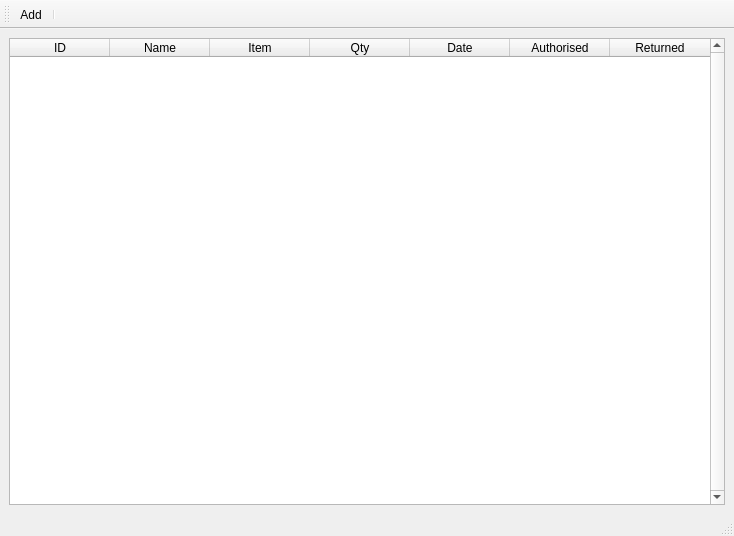
First picture: the form in mainwindow.ui, repository an-owl/storeman, before the edit.
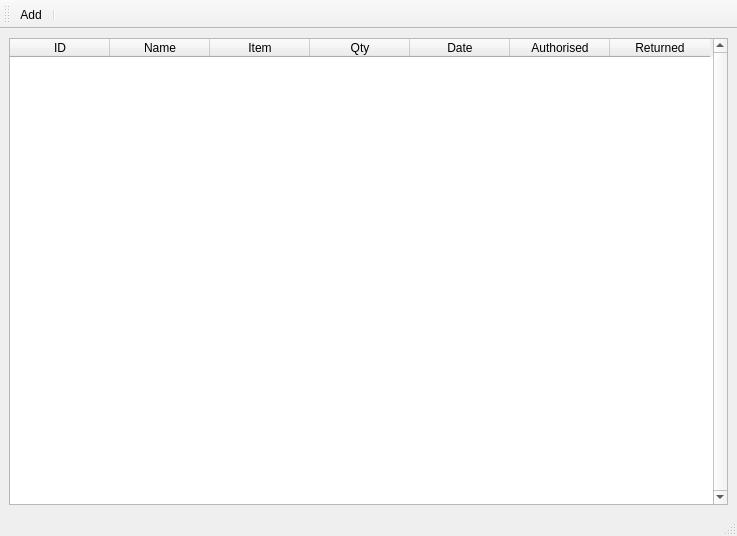
Second picture: the form after the edit.

Commit message: changed geometry of table to fit window properly

```diff
--- a/mainwindow.ui
+++ b/mainwindow.ui
@@ -6,7 +6,7 @@
    <rect>
     <x>0</x>
     <y>0</y>
-    <width>734</width>
+    <width>737</width>
     <height>536</height>
    </rect>
   </property>
```
Left out of the diff: 2 changed lines with no effect on the pictures.
